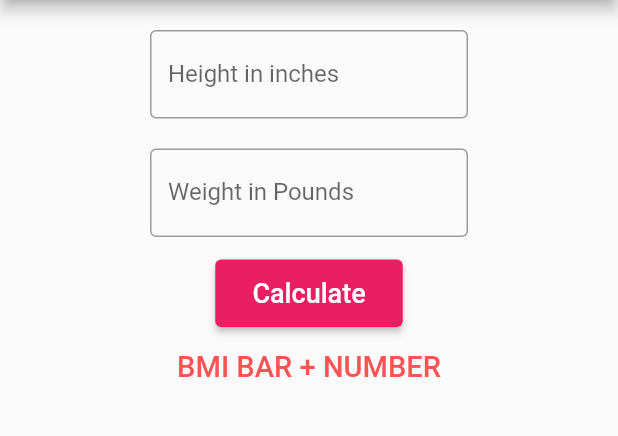
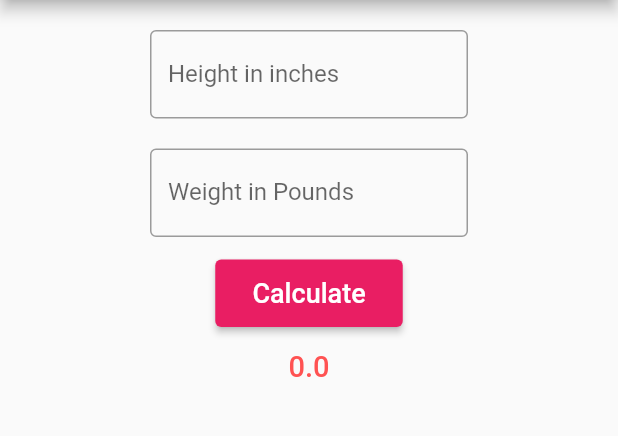
Before and after one commit to DhruvAcs/Bmi-Calculator-App, a Flutter app: the screen it shows after launch, on a phone screen of 412 x 824 dp, the part 84-520 px from its top. Run offline on Flutter 3.47's test engine with Material 2 defaults, Android fonts, the phone set to English and light mode, and no system bars.

Commit message:
Added calculations , and added the result and rounded it

```diff
--- a/lib/final.dart
+++ /dev/null
@@ -1,4 +0,0 @@
-import 'package:flutter/cupertino.dart';
-
-final TextEditingController _heightController =TextEditingController();
-finsl
--- a/lib/main.dart
+++ b/lib/main.dart
@@ -1,19 +1,21 @@
 import 'package:flutter/material.dart';
 
 void main() {
-  runApp( const MyApp());
+  runApp(const MyApp());
 }
 
 class MyApp extends StatefulWidget {
   const MyApp({Key? key}) : super(key: key);
+
   // int height = 65;
   @override
   State<MyApp> createState() => _MyAppState();
 }
 
-class _MyAppState extends State<MyApp>{
+class _MyAppState extends State<MyApp> {
   int height = 0;
   int weight = 0;
+  double bmi = 0;
   @override
   Widget build(BuildContext context) {
     return MaterialApp(
@@ -26,14 +28,13 @@ class _MyAppState extends State<MyApp>{
           centerTitle: true,
           backgroundColor: Colors.pinkAccent,
         ),
-        body: Column(
-            children: <Widget>[
+        body: Column(children: <Widget>[
           Padding(
-                padding: const EdgeInsets.only( left: 100, right: 100, top:20),
+            padding: const EdgeInsets.only(left: 100, right: 100, top: 20),
             child: Center(
               child: TextField(
-                    onChanged: (value){
-                      height = int.parse(value) ;
+                onChanged: (value) {
+                  height = int.parse(value);
                 },
                 decoration: const InputDecoration(
                   border: OutlineInputBorder(),
@@ -47,7 +48,7 @@ class _MyAppState extends State<MyApp>{
             padding: const EdgeInsets.only(left: 100.0, right: 100),
             child: Center(
               child: TextField(
-                    onChanged: (val){
+                onChanged: (val) {
                   weight = int.parse(val);
                 },
                 decoration: const InputDecoration(
@@ -66,21 +67,23 @@ class _MyAppState extends State<MyApp>{
                 "Calculate",
                 style: TextStyle(color: Colors.white, fontSize: 18),
               ),
-                  onPressed: () {},
+              onPressed: () {
+                setState(() {
+                  bmi = (weight * 703 / (height * height)).roundToDouble();
+                });
+              },
             ),
-
           ),
           const SizedBox(height: 15),
-              const Text(
-                "BMI BAR + NUMBER",
-                style: TextStyle(
+          Text(
+            bmi.toString(),
+            style: const TextStyle(
               color: Colors.redAccent,
               fontSize: 19.4,
               fontWeight: FontWeight.w500,
             ),
           ),
-            ]
-        ),
+        ]),
       ),
     );
   }
```
Lines whose indentation alone changed are shown as unchanged.
